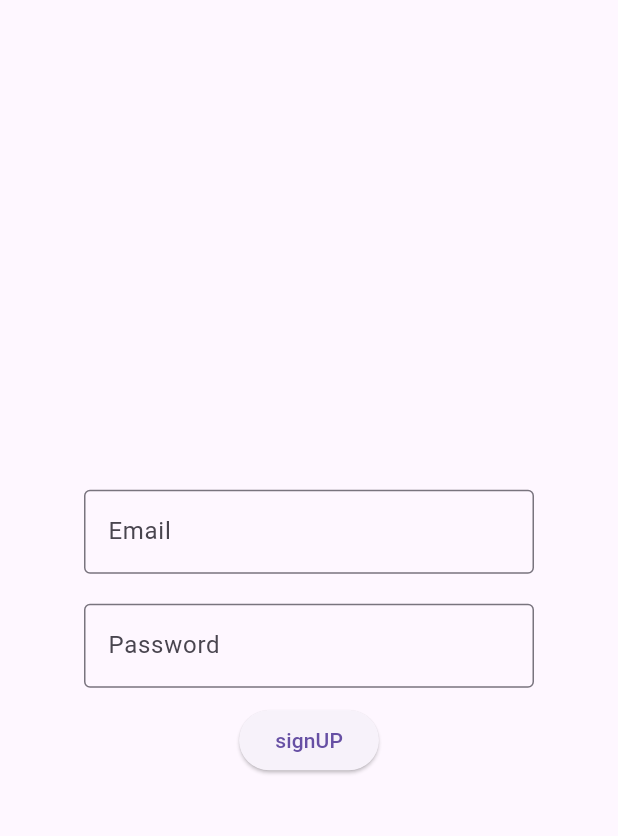
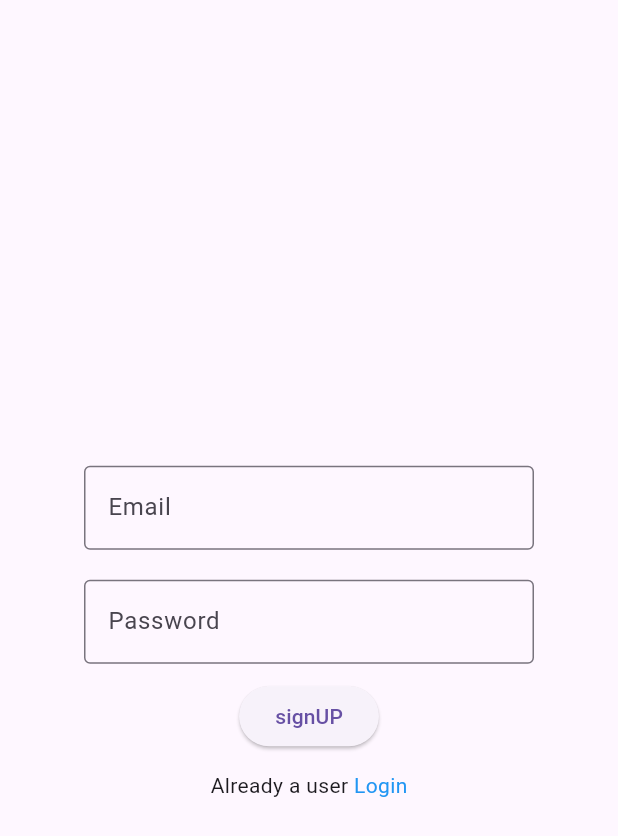
Before and after one commit to DakshKatewa/basics2flutter, a Flutter app: the screen it shows after launch, after a tap on "signUP", on a phone screen of 412 x 824 dp. Shown: the top 836 px of the screen. Run offline on Flutter 3.47's test engine with Material 3 defaults, Android fonts, the phone set to English and light mode, and no system bars; our stand-ins replace firebase_auth, firebase_core; accounts and stored records are empty; network calls fail.

Commit message:
saved the old commits

```diff
--- a/lib/login.dart
+++ b/lib/login.dart
@@ -1,4 +1,5 @@
 //import 'package:basics_to_flutter/cores/app_colors.dart';
+import 'package:basics_to_flutter/old_user.dart';
 import 'package:basics_to_flutter/welcom.dart';
 import 'package:firebase_auth/firebase_auth.dart';
 import 'package:flutter/cupertino.dart';
@@ -27,11 +28,16 @@ class _LoginState extends State<Login> {
 
   // create user using firebaseAuth
   Future<void> createUserWithEmailPassword() async {
-    final userCredential = await FirebaseAuth.instance
-        .createUserWithEmailAndPassword(
-            email: emailController.text.trim(),
-            password: passwordController.text.trim());
-    print(userCredential);
+    try {
+      final userCredential =
+          await FirebaseAuth.instance.createUserWithEmailAndPassword(
+              // this is a predefined function
+              email: emailController.text.trim(),
+              password: passwordController.text.trim());
+      print(userCredential);
+    } on FirebaseAuthException catch (e) {
+      print(e.message);
+    }
   }
 
   @override
@@ -79,6 +85,30 @@ class _LoginState extends State<Login> {
               await createUserWithEmailPassword();
             },
             child: const Text("signUP"),
+          ),
+          Row(
+            mainAxisAlignment: MainAxisAlignment.center,
+            children: [
+              Container(
+                margin: const EdgeInsets.only(top: 12),
+                child: const Text("Already a user "),
+              ),
+              Container(
+                margin: const EdgeInsets.only(top: 12),
+                child: GestureDetector(
+                  onTap: () {
+                    Navigator.push(context,
+                        MaterialPageRoute(builder: (context) => OldUser()));
+                  },
+                  child: const Text(
+                    "Login",
+                    style: TextStyle(
+                      color: Colors.blue,
+                    ),
+                  ),
+                ),
+              )
+            ],
           )
         ],
       ),
--- a/lib/main.dart
+++ b/lib/main.dart
@@ -9,7 +9,8 @@ void main() async {
   // runApp fn already have this binding ,but we initializzed firebase before runApp thus we need to initialize manually
   WidgetsFlutterBinding.ensureInitialized();
   await Firebase.initializeApp(
-    options: DefaultFirebaseOptions.currentPlatform,
+    options: DefaultFirebaseOptions
+        .currentPlatform, // determines and retrieves the appropriate Firebase configuration for the platform on which the app is running (e.g., Android, iOS, web, etc.).
   );
   // Entry point of any flutter project
 
```
Also changed, not shown: lib/old_user.dart (added, +94 -0 lines), pubspec.lock, 1 other file.
